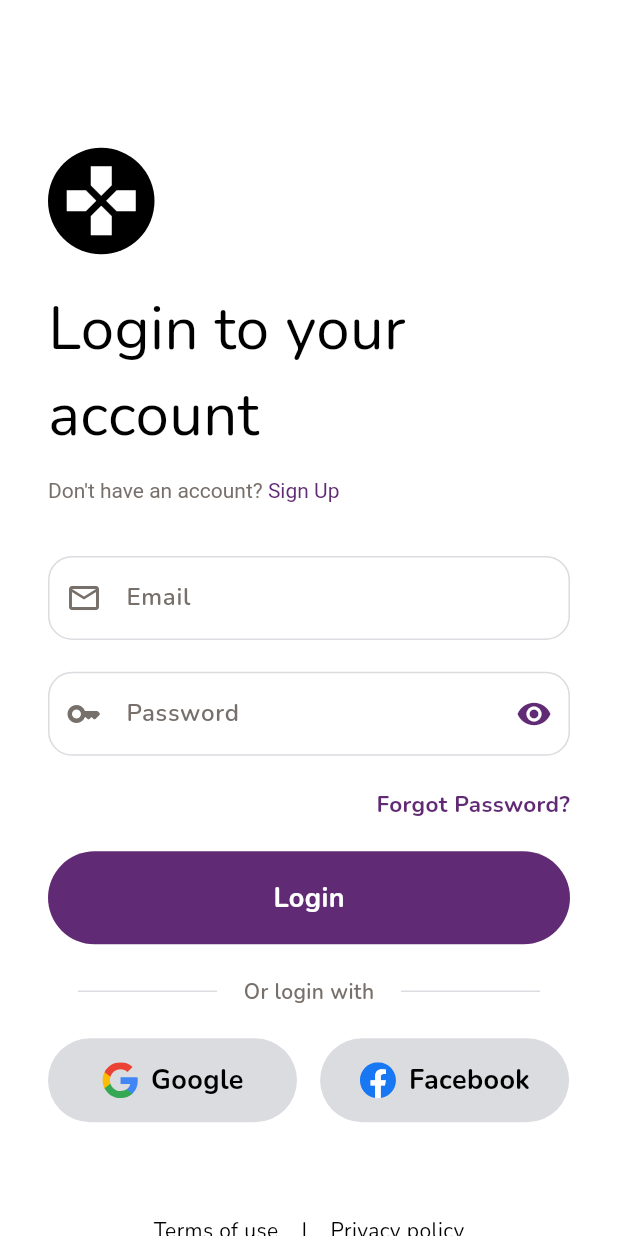
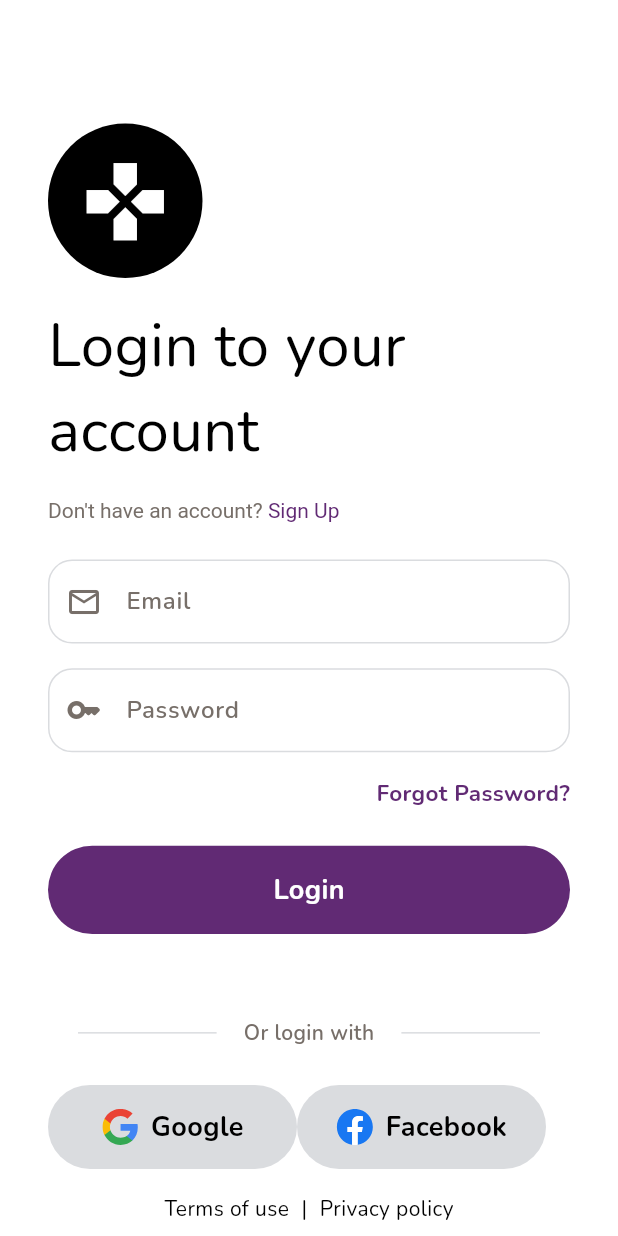
Before and after one commit to SyedAbdulNafay/AI-Chatbot, a Flutter app: the screen it shows after launch, on a phone screen of 412 x 824 dp. Run offline on Flutter 3.47's test engine with Material 3 defaults, Android fonts, the light colour scheme and no system bars; our stand-ins replace firebase_core, flutter_svg, get, google_generative_ai; accounts and stored records are empty.

Commit message:
login page's padding made responsive

```diff
--- a/lib/main.dart
+++ b/lib/main.dart
@@ -4,7 +4,6 @@ import 'package:firebase_core/firebase_core.dart';
 import 'package:flutter/material.dart';
 import 'package:get/get.dart';
 
-import 'pages/my_home_page.dart';
 import 'services/theme.dart';
 
 Future<void> main() async {
--- a/lib/pages/login_page.dart
+++ b/lib/pages/login_page.dart
@@ -1,62 +1,47 @@
-import 'package:ai_chatbot/controllers/login_controller.dart';
-import 'package:ai_chatbot/services/widgets/socials_button.dart';
-import 'package:ai_chatbot/services/widgets/my_textfield.dart';
 import 'package:flutter/material.dart';
 import 'package:get/get.dart';
 
+import '../controllers/login_controller.dart';
+import '../services/widgets/my_textfield.dart';
+import '../services/widgets/socials_button.dart';
+
 class LoginPage extends StatelessWidget {
   const LoginPage({super.key});
-
-  // total height of screen 47+796+85 = 928
-
-  double responsiveWidth(double pixelValue) {
-    double screenWidth = Get.mediaQuery.size.width;
-    return screenWidth *
-        (pixelValue / 428); // the Figma model is for a 428px width screen
-  }
-
-  double responsiveHeight(double pixelValue) {
-    double screenHeight = Get.mediaQuery.size.height;
-    return screenHeight *
-        (pixelValue / 928); // the Figma model is for a 928px height screen
-  }
 
   @override
   Widget build(BuildContext context) {
     final LoginController loginController = Get.put(LoginController());
 
     return Scaffold(
-      body: SingleChildScrollView(
-        physics: const ClampingScrollPhysics(),
+      body: SafeArea(
+        child: LayoutBuilder(
+          builder: (context, constraints) {
+            final availableHeight = constraints.maxHeight;
+            final availableWidth = constraints.maxWidth;
+            return Padding(
               padding: const EdgeInsets.symmetric(horizontal: 32),
               child: Column(
                 crossAxisAlignment: CrossAxisAlignment.start,
                 children: [
-            SizedBox(height: responsiveHeight(111)),
-
-            // LOGO
+                  SizedBox(height: availableHeight * 0.1),
                   Container(
                     decoration: BoxDecoration(
                       shape: BoxShape.circle,
                       color: Get.theme.colorScheme.inversePrimary,
                     ),
-              padding: const EdgeInsets.all(8),
+                    padding: EdgeInsets.all(availableWidth * 0.05),
                     child: Icon(
                       Icons.gamepad,
                       color: Get.theme.colorScheme.surface,
-                size: 55,
+                      size: availableWidth * 0.15,
                     ),
                   ),
-            SizedBox(height: responsiveHeight(24)),
-
-            // Title
+                  SizedBox(height: availableHeight * 0.02),
                   const Text(
                     "Login to your account",
                     style: TextStyle(fontSize: 40),
                   ),
-            SizedBox(height: responsiveHeight(16)),
-
-            // Don't have an account?
+                  SizedBox(height: availableHeight * 0.02),
                   RichText(
                     text: TextSpan(
                       text: 'Don\'t have an account? ',
@@ -64,42 +49,28 @@ class LoginPage extends StatelessWidget {
                       children: [
                         TextSpan(
                           text: 'Sign Up',
-                    style: TextStyle(color: Get.theme.colorScheme.primary))
+                          style:
+                              TextStyle(color: Get.theme.colorScheme.primary),
+                        ),
                       ],
-            )),
-            SizedBox(height: responsiveHeight(40)),
-
-            // email text field
+                    ),
+                  ),
+                  SizedBox(height: availableHeight * 0.03),
+                  Flexible(
+                    child: Column(
+                      children: [
                         MyTextfield(
-              obscureText: false,
-              controller: loginController.emailController,
                           hintText: "Email",
                           prefixIcon: Icons.email_outlined,
+                          obscureText: loginController.showPassword.value,
                         ),
-            SizedBox(height: responsiveHeight(24)),
-
-            // password text field
-            Obx(() => MyTextfield(
-                  controller: loginController.passwordController,
+                        SizedBox(height: availableHeight * 0.02),
+                        MyTextfield(
                           hintText: "Password",
                           prefixIcon: Icons.key_rounded,
-                  suffixIcon: IconButton(
-                    icon: Icon(
-                      loginController.showPassword.value
-                          ? Icons.visibility_off
-                          : Icons.visibility,
-                      color: Get.theme.colorScheme.primary,
+                          obscureText: loginController.showPassword.value,
                         ),
-                    onPressed: () {
-                      loginController.showPassword.value =
-                          !loginController.showPassword.value;
-                    },
-                  ),
-                  obscureText: !loginController.showPassword.value,
-                )),
-            SizedBox(height: responsiveHeight(24)),
-
-            // Forgot password button
+                        SizedBox(height: availableHeight * 0.02),
                         Row(
                           mainAxisAlignment: MainAxisAlignment.end,
                           children: [
@@ -108,32 +79,37 @@ class LoginPage extends StatelessWidget {
                               style: TextStyle(
                                 color: Get.theme.colorScheme.primary,
                                 fontWeight: FontWeight.bold,
-                      fontSize: 15),
-                )
+                                fontSize: 15,
+                              ),
+                            ),
                           ],
                         ),
-            SizedBox(height: responsiveHeight(24)),
-
-            // Login Button
+                        SizedBox(height: availableHeight * 0.03),
                         Container(
-              padding: const EdgeInsets.symmetric(vertical: 18),
-              width: double.maxFinite,
+                          padding: EdgeInsets.symmetric(
+                              vertical: availableHeight * 0.02),
+                          width: double.infinity,
                           decoration: BoxDecoration(
                             color: Get.theme.colorScheme.primary,
-                  borderRadius: BorderRadius.circular(36)),
+                            borderRadius: BorderRadius.circular(36),
+                          ),
                           child: Center(
                             child: Text(
                               "Login",
                               style: TextStyle(
                                 color: Get.theme.colorScheme.surface,
                                 fontSize: 18,
-                      fontWeight: FontWeight.bold),
+                                fontWeight: FontWeight.bold,
                               ),
                             ),
                           ),
-            SizedBox(height: responsiveHeight(24)),
-
-            // or login with
+                        ),
+                      ],
+                    ),
+                  ),
+                  SizedBox(
+                    height: availableHeight * 0.03,
+                  ),
                   Row(
                     mainAxisAlignment: MainAxisAlignment.center,
                     children: [
@@ -147,7 +123,7 @@ class LoginPage extends StatelessWidget {
                         ),
                       ),
                       Padding(
-                  padding: EdgeInsets.symmetric(horizontal: responsiveWidth(8)),
+                        padding: const EdgeInsets.symmetric(horizontal: 8),
                         child: Text(
                           'Or login with',
                           style: TextStyle(
@@ -166,37 +142,36 @@ class LoginPage extends StatelessWidget {
                       ),
                     ],
                   ),
-            SizedBox(height: responsiveHeight(24)),
-
+                  SizedBox(height: availableHeight * 0.03),
                   // social buttons
-            Row(
+                  const Row(
                     children: [
-                const SocialsButton(
+                      SocialsButton(
                         filePath: 'assets/images/google_logo.svg',
                         title: "Google",
                       ),
-                SizedBox(width: responsiveWidth(16)),
-                const SocialsButton(
+                      SocialsButton(
                         filePath: 'assets/images/facebook_logo.svg',
                         title: "Facebook",
                       ),
                     ],
                   ),
-            SizedBox(height: responsiveHeight(70)),
-
-            // terms of use
+                  SizedBox(height: availableHeight * 0.02),
                   Row(
                     mainAxisAlignment: MainAxisAlignment.center,
                     children: [
                       const Text("Terms of use"),
-                SizedBox(width: responsiveWidth(16)),
+                      SizedBox(width: availableWidth * 0.02),
                       const Text("|"),
-                SizedBox(width: responsiveWidth(16)),
+                      SizedBox(width: availableWidth * 0.02),
                       const Text("Privacy policy"),
                     ],
                   ),
-            SizedBox(height: responsiveHeight(24)),
+                  SizedBox(height: availableHeight * 0.01),
                 ],
+              ),
+            );
+          },
         ),
       ),
     );
```
Also changed, not shown: lib/pages/signup_page.dart (deleted). Lines whose indentation alone changed are shown as unchanged.
